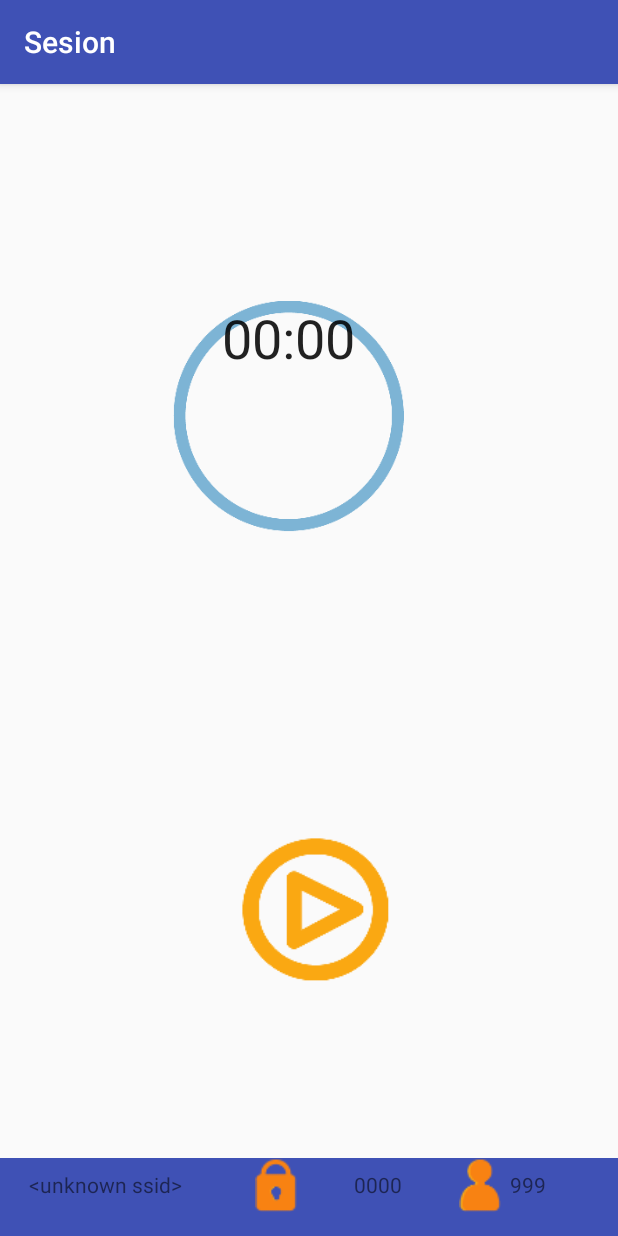
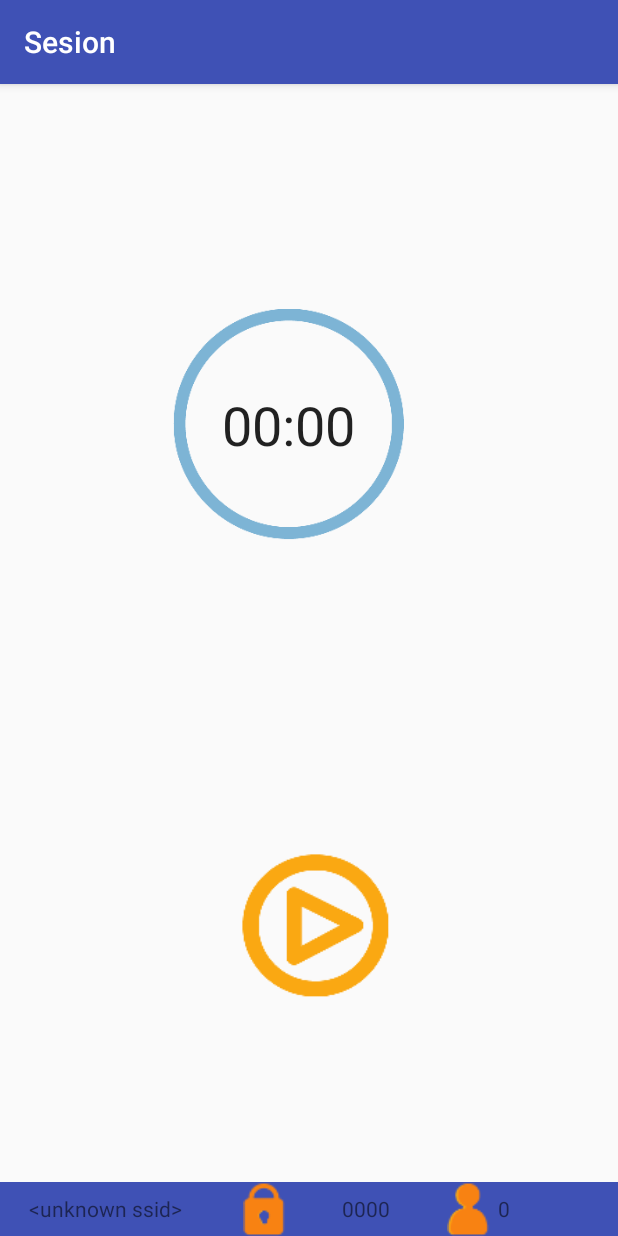
Before and after one commit to MuspelWolf/androidMVP, an Android app: the RoomCreate screen opened directly, with no data from a screen before it, after a tap on an icon or button, on a phone screen of 412 x 824 dp. Run offline under Robolectric (Android 15) with nearby library versions, the phone set to English and light mode, and no system bars; libraries missing offline, so code that uses them is left out: org.java_websocket, org.java_websocket.handshake, org.java_websocket.server; 4 statements that could not run were skipped.

Commit message:
Minor Changes
Fixed Design and fixed change image button method

```diff
--- a/MVP30/app/src/main/java/com/example/miau/mvp30/Room.java
+++ b/MVP30/app/src/main/java/com/example/miau/mvp30/Room.java
@@ -127,7 +127,7 @@ public class Room extends AppCompatActivity implements RecognitionListener {
             chronoState = true;
         } else {
             chrono.start();
-            btnPlayPause.setText( "Pause" );
+            btnPlayPause.setBackgroundResource( R.mipmap.pause );
             chrono.setBase( SystemClock.elapsedRealtime() + stopTime );
             startVoiceRecognitionCycle( speechIntent );
             chronoState = false;
--- a/MVP30/app/src/main/res/layout/activity_room.xml
+++ b/MVP30/app/src/main/res/layout/activity_room.xml
@@ -16,6 +16,7 @@
         android:layout_marginTop="36dp"
         android:background="@mipmap/cronocircle"
         android:textAlignment="center"
+        android:gravity="center_vertical"
         android:textSize="36sp"
         app:layout_constraintBottom_toTopOf="@+id/btnStart"
         app:layout_constraintEnd_toEndOf="parent"
@@ -98,6 +99,7 @@
             android:layout_marginStart="16dp"
             android:layout_marginTop="8dp"
             android:text="WIFIName"
+            android:layout_gravity="center_vertical"
             android:textSize="14sp"
             app:layout_constraintBottom_toBottomOf="@+id/pinImage"
             app:layout_constraintStart_toStartOf="parent"
@@ -108,9 +110,8 @@
             android:id="@+id/pinImage"
             android:layout_width="36dp"
             android:layout_height="36dp"
-            android:layout_marginBottom="16dp"
+            android:layout_gravity="center_vertical"
             android:layout_marginEnd="2dp"
-            android:layout_marginStart="8dp"
             android:contentDescription="ff"
             app:layout_constraintBottom_toBottomOf="parent"
             app:layout_constraintEnd_toStartOf="@+id/pinName"
@@ -127,6 +128,7 @@
             android:layout_marginEnd="2dp"
             android:layout_marginTop="8dp"
             android:hint="Clave de la Sala"
+            android:layout_gravity="center_vertical"
             android:textAlignment="center"
             android:textSize="14sp"
             app:layout_constraintBottom_toBottomOf="@+id/pupilsImage"
@@ -139,6 +141,7 @@
             android:layout_width="36dp"
             android:layout_height="36dp"
             android:layout_marginEnd="2dp"
+            android:layout_gravity="center_vertical"
             android:contentDescription="ff"
             app:layout_constraintBottom_toBottomOf="@+id/pinImage"
             app:layout_constraintEnd_toStartOf="@+id/pupilNumber"
@@ -153,8 +156,9 @@
             android:layout_marginBottom="8dp"
             android:layout_marginEnd="16dp"
             android:layout_marginTop="8dp"
-            android:text="999"
+            android:text="0"
             android:textAlignment="center"
+            android:layout_gravity="center_vertical"
             android:textSize="14dp"
             app:layout_constraintBottom_toBottomOf="@+id/pupilsImage"
             app:layout_constraintEnd_toEndOf="parent"
```
Also changed, not shown: MVP30/app/src/main/res/layout/activity_room_create.xml (+3 -5 lines).
